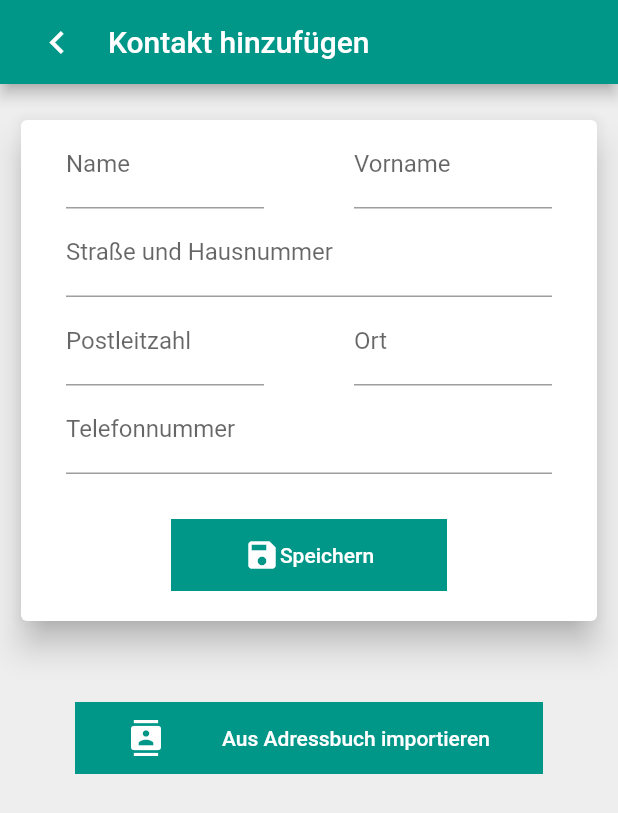
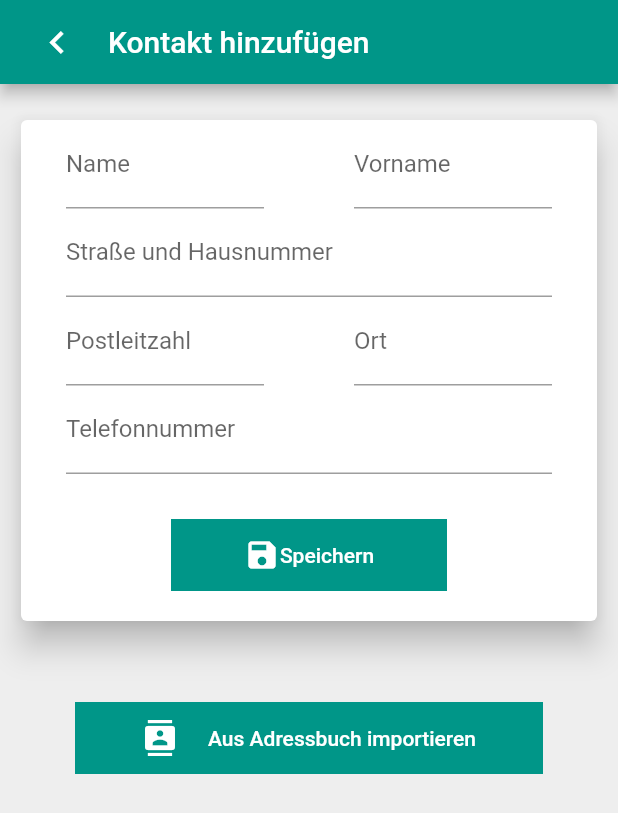
Before and after one commit to MoritzWettig/cluster-tagebuch, a Flutter app: the AddContactScreen screen opened by its route, on a phone screen of 412 x 824 dp. Shown: the top 813 px of the screen. Run offline on Flutter 3.47's test engine with Material 2 defaults, Android fonts, the phone set to English and light mode, and no system bars; our stand-ins replace contacts_service, flutter_local_notifications, flutter_secure_storage, permission_handler, qr_flutter, shared_preferences and 1 more; missing offline and left inert: barcode_scan, search_page, sticky_grouped_list; accounts and stored records are empty.

Commit message:
fix size with Tablet screen

```diff
--- a/lib/src/ui/screens/add_contactscreen.dart
+++ b/lib/src/ui/screens/add_contactscreen.dart
@@ -207,12 +207,13 @@ class _AddContactScreenState extends State<AddContactScreen> {
           }
         },
         child: Row(
-          mainAxisAlignment: MainAxisAlignment.spaceAround,
+          mainAxisAlignment: MainAxisAlignment.center,
           children: [
             Icon(
               Icons.contacts,
               color: Colors.white,
             ),
+            SizedBox(width:20),
             Text(
               'Aus Adressbuch importieren',
               style: TextStyle(color: Colors.white),
```
